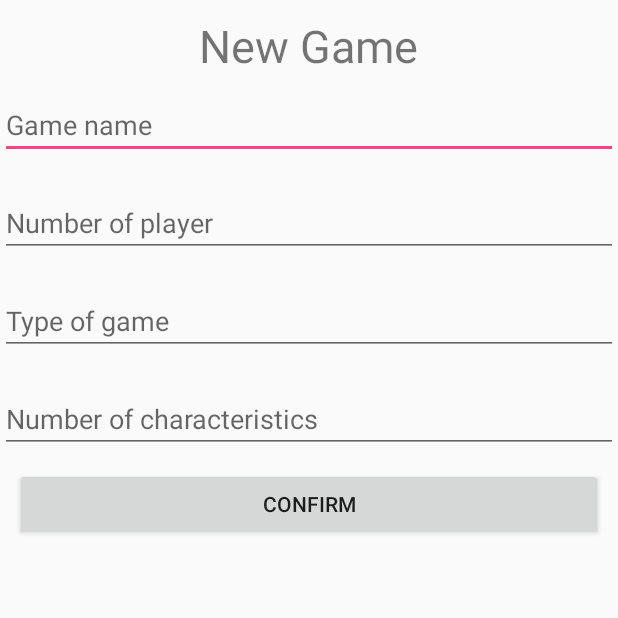
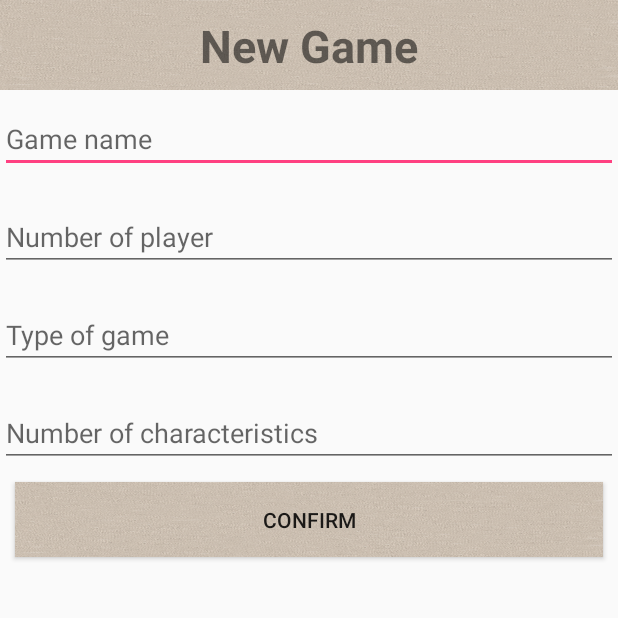
Before and after one commit to lucasporlier/PJS4, an Android app: the NewGameActivity screen opened directly, with no data from a screen before it, on a phone screen of 412 x 824 dp, the top half of it. Run offline under Robolectric (Android 15) with nearby library versions, the phone set to English and light mode, and no system bars.

Commit message:
Design de new_game.xml et suppression de la barre en trop dans new_game2.xml

```diff
--- a/app/src/main/res/layout/new_game.xml
+++ b/app/src/main/res/layout/new_game.xml
@@ -2,7 +2,8 @@
 <LinearLayout xmlns:android = "http://schemas.android.com/apk/res/android"
               android:orientation = "vertical"
               android:layout_width = "match_parent"
-              android:layout_height = "match_parent">
+              android:layout_height = "match_parent"
+              >
 
 
     <ScrollView
@@ -11,32 +12,33 @@
 
         <LinearLayout
             android:layout_width = "match_parent"
-            android:layout_height = "match_parent"
+            android:layout_height = "wrap_content"
             android:orientation = "vertical">
 
             <TextView
-                android:layout_width = "wrap_content"
-                android:layout_height = "wrap_content"
+                android:layout_width = "match_parent"
+                android:layout_height="60dp"
                 android:layout_gravity = "center"
-                android:layout_margin = "@dimen/margin_title"
+                android:padding="10dp"
                 android:text = "@string/new_game"
                 android:textSize = "@dimen/title_size"
+                android:textAlignment="center"
+                android:textStyle="bold"
+                android:background="@drawable/backgroung1"
                 />
 
             <EditText
-
                 android:id = "@+id/GameNameEdiText"
                 android:layout_width = "match_parent"
                 android:layout_height = "wrap_content"
+                android:layout_marginTop="10dp"
                 android:ems = "10"
                 android:hint = "@string/game_name"
-                android:inputType = "textPersonName"
+                android:inputType = "textPersonName|textCapWords"
                 />
 
 
             <EditText
-
-
                 android:id = "@+id/NbPlayereditText"
                 android:layout_width = "match_parent"
                 android:layout_height = "wrap_content"
@@ -47,13 +49,13 @@
                 />
 
             <EditText
-
-
                 android:id = "@+id/TypeGameditText"
                 android:layout_width = "match_parent"
                 android:layout_height = "wrap_content"
                 android:layout_marginTop = "20sp"
+                android:ems="10"
                 android:hint = "@string/type_of_game"
+                android:inputType="textCapWords"
                 />
 
 
@@ -75,10 +77,10 @@
                 >
 
                 <Button
-
                     android:layout_width = "match_parent"
-                    android:layout_height = "wrap_content"
+                    android:layout_height = "50dp"
                     android:layout_margin = "@dimen/button_margin"
+                    android:background="@drawable/backgroung1"
                     android:text = "@string/confirm"
                     android:onClick="ConfirmNewGame"
                     />
--- a/app/src/main/res/layout/new_game2.xml
+++ b/app/src/main/res/layout/new_game2.xml
@@ -12,12 +12,6 @@
         android:layout_height="wrap_content"
         android:theme="@style/AppTheme.AppBarOverlay">
 
-        <android.support.v7.widget.Toolbar
-            android:id="@+id/toolbar"
-            android:layout_width="match_parent"
-            android:layout_height="?attr/actionBarSize"
-            android:background="?attr/colorPrimary"
-            app:popupTheme="@style/AppTheme.PopupOverlay" />
 
     </android.support.design.widget.AppBarLayout>
 
```
